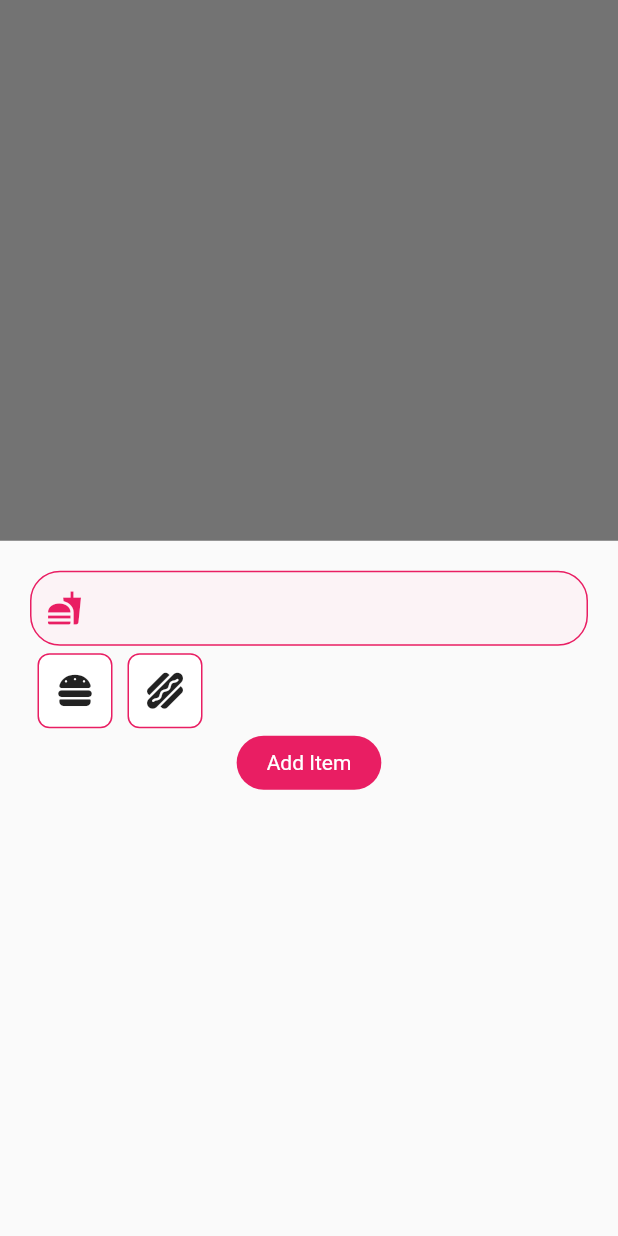
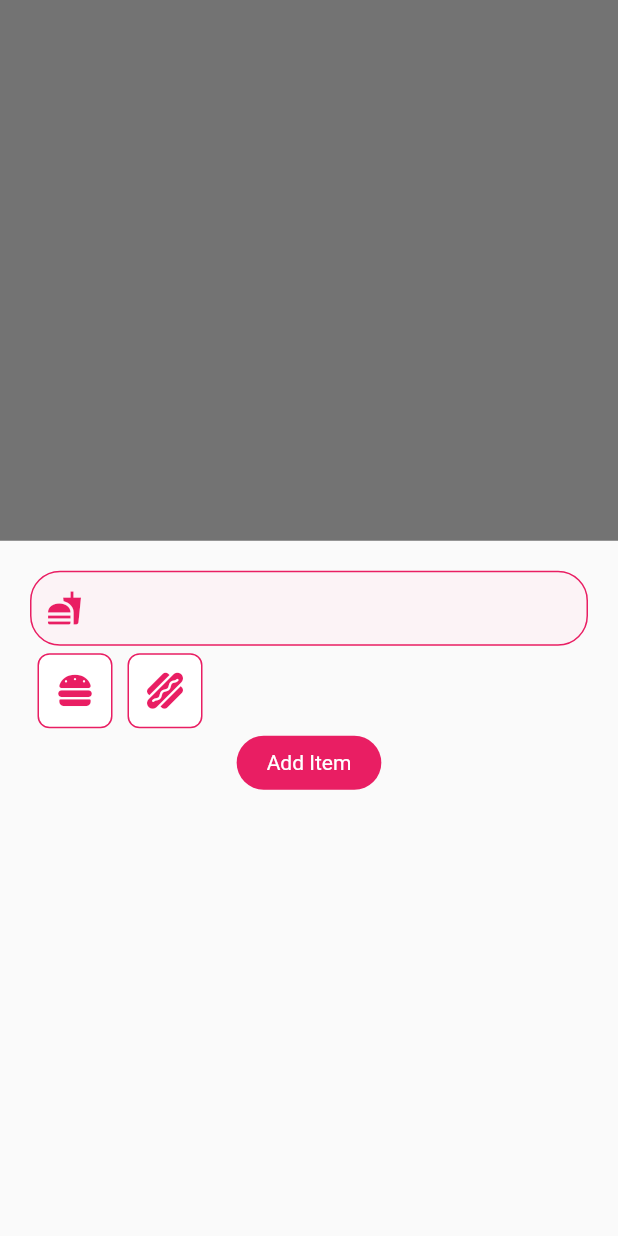
Before and after one commit to Morne-le-Roux/order-up, a Flutter app: the screen it shows after launch, after a tap on the "add" icon, on a phone screen of 412 x 824 dp. Run offline on Flutter 3.47's test engine with Material 2 defaults, Android fonts, the phone set to English and light mode, and no system bars; our stand-ins replace font_awesome_flutter, get.

Commit message:
adjusted cross axis count for grid

```diff
--- a/lib/components/bottomsheet.dart
+++ b/lib/components/bottomsheet.dart
@@ -14,8 +14,12 @@ class AddMenuItemBottomSheet extends StatelessWidget {
   final Controller c = Get.find();
 
   final List<IconBox> iconBoxList = [
-    IconBox(icon: const FaIcon(FontAwesomeIcons.burger), selected: false),
-    IconBox(icon: const FaIcon(FontAwesomeIcons.hotdog), selected: false)
+    IconBox(
+        icon: const FaIcon(FontAwesomeIcons.burger, color: kPrimaryColor),
+        selected: false),
+    IconBox(
+        icon: const FaIcon(FontAwesomeIcons.hotdog, color: kPrimaryColor),
+        selected: false)
   ];
 
   TextEditingController itemNameController = TextEditingController();
@@ -78,7 +82,9 @@ class _IconBoxState extends State<IconBox> {
         width: 50,
         height: 50,
         decoration: BoxDecoration(
-            color: widget.selected ? kSecondaryColor : Colors.white,
+            color: widget.selected
+                ? const Color.fromARGB(255, 255, 132, 173)
+                : Colors.white,
             border: Border.all(color: kPrimaryColor),
             borderRadius: BorderRadius.circular(8)),
         child: Center(child: widget.icon),
--- a/lib/homescreen.dart
+++ b/lib/homescreen.dart
@@ -27,7 +27,7 @@ class HomeScreen extends StatelessWidget {
         child: Obx(
           () => GridView.count(
             shrinkWrap: true,
-            crossAxisCount: 2,
+            crossAxisCount: 3,
             mainAxisSpacing: 10,
             crossAxisSpacing: 10,
             children:
--- a/lib/logic.dart
+++ b/lib/logic.dart
@@ -7,6 +7,6 @@ class Controller extends GetxController {
 
   //Method to add items to the above list.
   addItemToMenu({required name, required iconData}) {
-    menu.add(MenuItem(name: name, iconData: iconData));
+    menu.add(MenuItem(name: name, icon: iconData));
   }
 }
```
Also changed, not shown: lib/components/menu_item.dart (+16 -6 lines).
